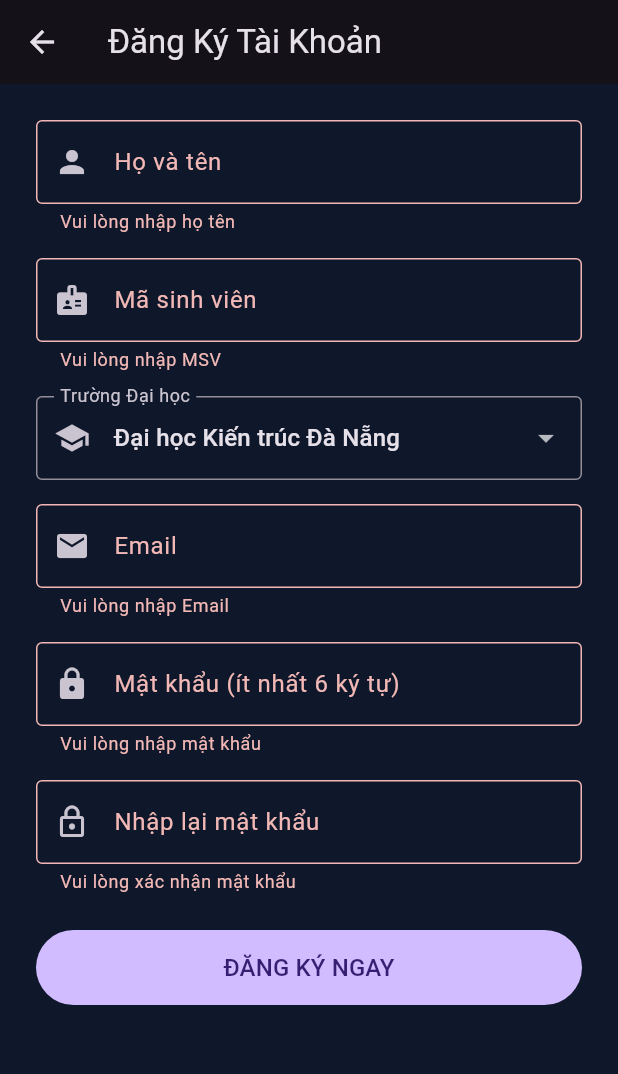
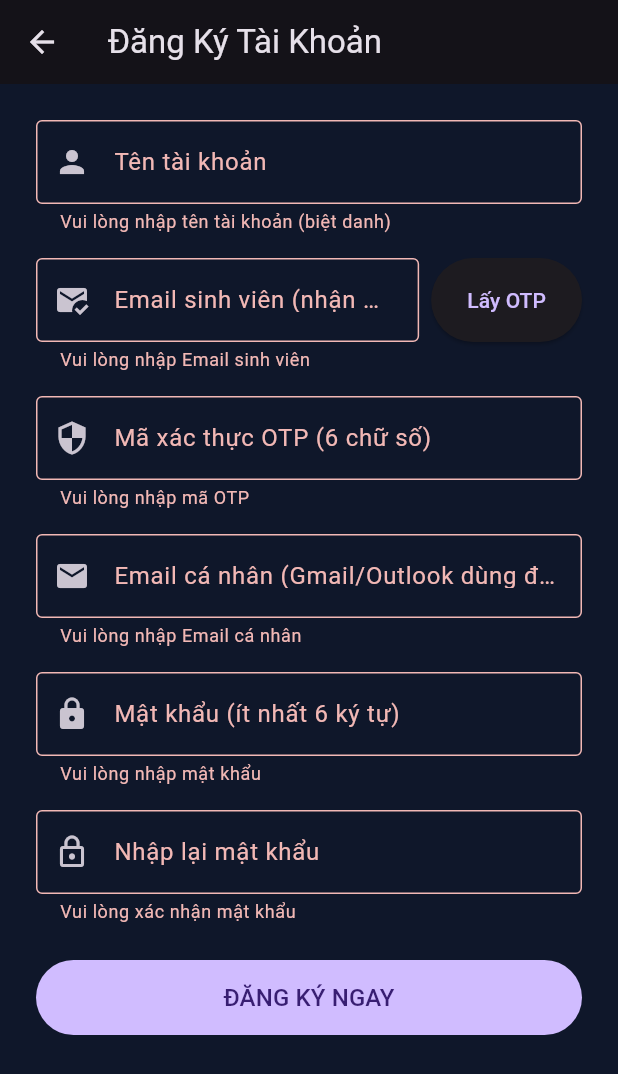
Before and after one commit to Narturn/24CT1-Tran_Hoang_Giao, a Flutter app: the RegisterView screen opened by its route, after a tap on "ĐĂNG KÝ NGAY", on a phone screen of 412 x 824 dp. Shown: the top 1074 px of the screen. Run offline on Flutter 3.47's test engine with Material 3 defaults, Android fonts, the phone set to English and light mode, and no system bars; our stand-ins replace cloud_firestore, firebase_auth, firebase_core; accounts and stored records are empty.

Commit message:
update register

```diff
--- a/lib/views/register_view.dart
+++ b/lib/views/register_view.dart
@@ -11,34 +11,96 @@ class RegisterView extends StatefulWidget {
 
 class _RegisterViewState extends State<RegisterView> {
   final _formKey = GlobalKey<FormState>();
+
   final _nameController = TextEditingController();
-  final _studentIdController = TextEditingController();
-  final _emailController = TextEditingController();
+  final _studentEmailController = TextEditingController(); // Email trường để nhận OTP
+  final _otpController = TextEditingController();           // Mã OTP
+  final _emailController = TextEditingController();        // Email cá nhân dùng đăng nhập
   final _passwordController = TextEditingController();
   final _confirmPasswordController = TextEditingController();
+
   final _authService = AuthService();
+
   bool _isLoading = false;
+  bool _isSendingOtp = false;
+  bool _otpSent = false;
 
-  String _selectedUniversity = 'Đại học Kiến trúc Đà Nẵng';
-  final List<String> _universities = [
-    'Đại học Kiến trúc Đà Nẵng',
-    'Đại học Bách Khoa - ĐHĐN',
-    'Đại học Kinh tế - ĐHĐN',
-    'Đại học Sư phạm Kỹ thuật - ĐHĐN',
-  ];
+  // Gán mặc định tên trường duy nhất
+  static const String _defaultUniversity = 'Đại học Kiến trúc Đà Nẵng';
 
+  // Hàm gửi OTP về Email Sinh Viên
+  Future<void> _handleSendOTP() async {
+    final studentEmail = _studentEmailController.text.trim();
+    if (studentEmail.isEmpty || !studentEmail.contains('@')) {
+      ScaffoldMessenger.of(context).showSnackBar(
+        const SnackBar(
+          content: Text('Vui lòng nhập Email sinh viên hợp lệ!'),
+          backgroundColor: Colors.orangeAccent,
+        ),
+      );
+      return;
+    }
+
+    setState(() => _isSendingOtp = true);
+
+    try {
+      await _authService.sendStudentVerificationOTP(
+        studentEmail: studentEmail,
+        personalEmail: _emailController.text.trim(),
+      );
+
+      if (mounted) {
+        setState(() => _otpSent = true);
+        ScaffoldMessenger.of(context).showSnackBar(
+          const SnackBar(
+            content: Text('🎉 Mã OTP đã được gửi đến Email sinh viên của bạn!'),
+            backgroundColor: Colors.green,
+          ),
+        );
+      }
+    } catch (e) {
+      if (mounted) {
+        ScaffoldMessenger.of(context).showSnackBar(
+          SnackBar(
+            content: Text('Lỗi gửi OTP: ${e.toString()}'),
+            backgroundColor: Colors.redAccent,
+          ),
+        );
+      }
+    } finally {
+      if (mounted) setState(() => _isSendingOtp = false);
+    }
+  }
+
+  // Hàm Đăng ký tài khoản
   Future<void> _handleRegister() async {
     if (!_formKey.currentState!.validate()) return;
+
+    if (!_otpSent) {
+      ScaffoldMessenger.of(context).showSnackBar(
+        const SnackBar(
+          content: Text('Vui lòng bấm lấy và nhập mã OTP xác thực trước!'),
+          backgroundColor: Colors.orangeAccent,
+        ),
+      );
+      return;
+    }
 
     setState(() => _isLoading = true);
 
     try {
-      await _authService.signUp(
-        email: _emailController.text.trim(),
+      final studentEmail = _studentEmailController.text.trim();
+      // Tự động cắt phần trước @ làm Mã sinh viên (VD: 2011001@dau.edu.vn -> 2011001)
+      final studentId = studentEmail.split('@').first;
+
+      await _authService.verifyOTPAndRegister(
+        personalEmail: _emailController.text.trim(),
         password: _passwordController.text.trim(),
+        studentEmail: studentEmail,
+        inputOTP: _otpController.text.trim(),
         name: _nameController.text.trim(),
-        studentId: _studentIdController.text.trim(),
-        university: _selectedUniversity,
+        studentId: studentId,
+        university: _defaultUniversity,
       );
 
       if (mounted) {
@@ -63,7 +125,8 @@ class _RegisterViewState extends State<RegisterView> {
   @override
   void dispose() {
     _nameController.dispose();
-    _studentIdController.dispose();
+    _studentEmailController.dispose();
+    _otpController.dispose();
     _emailController.dispose();
     _passwordController.dispose();
     _confirmPasswordController.dispose();
@@ -81,56 +144,90 @@ class _RegisterViewState extends State<RegisterView> {
           child: Column(
             crossAxisAlignment: CrossAxisAlignment.stretch,
             children: [
+              // 1. Họ và tên
               TextFormField(
                 controller: _nameController,
                 decoration: const InputDecoration(
-                  labelText: 'Họ và tên',
+                  labelText: 'Tên tài khoản',
                   prefixIcon: Icon(Icons.person),
                   border: OutlineInputBorder(),
                 ),
-                validator: (val) => val == null || val.isEmpty ? 'Vui lòng nhập họ tên' : null,
+                validator: (val) => val == null || val.isEmpty ? 'Vui lòng nhập tên tài khoản (biệt danh)' : null,
               ),
               const SizedBox(height: 16),
-              TextFormField(
-                controller: _studentIdController,
-                decoration: const InputDecoration(
-                  labelText: 'Mã sinh viên',
-                  prefixIcon: Icon(Icons.badge),
-                  border: OutlineInputBorder(),
-                ),
-                validator: (val) => val == null || val.isEmpty ? 'Vui lòng nhập MSV' : null,
+
+              // 2. Email Sinh Viên (Nhận OTP) + Nút Lấy mã
+              Row(
+                crossAxisAlignment: CrossAxisAlignment.start,
+                children: [
+                  Expanded(
+                    child: TextFormField(
+                      controller: _studentEmailController,
+                      keyboardType: TextInputType.emailAddress,
+                      decoration: const InputDecoration(
+                        labelText: 'Email sinh viên (nhận OTP)',
+                        hintText: 'VD: 2011001@dau.edu.vn',
+                        prefixIcon: Icon(Icons.mark_email_read),
+                        border: OutlineInputBorder(),
+                      ),
+                      validator: (val) {
+                        if (val == null || val.isEmpty) return 'Vui lòng nhập Email sinh viên';
+                        if (!val.contains('@')) return 'Email không hợp lệ';
+                        return null;
+                      },
+                    ),
+                  ),
+                  const SizedBox(width: 8),
+                  SizedBox(
+                    height: 56,
+                    child: ElevatedButton(
+                      onPressed: _isSendingOtp ? null : _handleSendOTP,
+                      child: _isSendingOtp
+                          ? const SizedBox(
+                              width: 20,
+                              height: 20,
+                              child: CircularProgressIndicator(strokeWidth: 2),
+                            )
+                          : Text(_otpSent ? 'Gửi lại' : 'Lấy OTP'),
+                    ),
+                  ),
+                ],
               ),
               const SizedBox(height: 16),
-              DropdownButtonFormField<String>(
-                initialValue: _selectedUniversity,
-                decoration: const InputDecoration(
-                  labelText: 'Trường Đại học',
-                  prefixIcon: Icon(Icons.school),
-                  border: OutlineInputBorder(),
+
+              // 3. Ô Nhập Mã OTP
+              TextFormField(
+                controller: _otpController,
+                keyboardType: TextInputType.number,
+                decoration: InputDecoration(
+                  labelText: 'Mã xác thực OTP (6 chữ số)',
+                  prefixIcon: const Icon(Icons.security),
+                  border: const OutlineInputBorder(),
+                  helperText: _otpSent ? 'Mã OTP đã gửi về Email sinh viên của bạn' : null,
+                  helperStyle: const TextStyle(color: Colors.green),
                 ),
-                items: _universities.map((uni) {
-                  return DropdownMenuItem(value: uni, child: Text(uni));
-                }).toList(),
-                onChanged: (val) {
-                  if (val != null) setState(() => _selectedUniversity = val);
-                },
+                validator: (val) => val == null || val.isEmpty ? 'Vui lòng nhập mã OTP' : null,
               ),
               const SizedBox(height: 16),
+
+              // 4. Email cá nhân (Dùng đăng nhập chính & khôi phục)
               TextFormField(
                 controller: _emailController,
                 keyboardType: TextInputType.emailAddress,
                 decoration: const InputDecoration(
-                  labelText: 'Email',
+                  labelText: 'Email cá nhân (Gmail/Outlook dùng đăng nhập)',
                   prefixIcon: Icon(Icons.email),
                   border: OutlineInputBorder(),
                 ),
                 validator: (val) {
-                  if (val == null || val.isEmpty) return 'Vui lòng nhập Email';
+                  if (val == null || val.isEmpty) return 'Vui lòng nhập Email cá nhân';
                   if (!val.contains('@')) return 'Email không hợp lệ';
                   return null;
                 },
               ),
               const SizedBox(height: 16),
+
+              // 5. Mật khẩu
               TextFormField(
                 controller: _passwordController,
                 obscureText: true,
@@ -147,6 +244,7 @@ class _RegisterViewState extends State<RegisterView> {
               ),
               const SizedBox(height: 16),
 
+              // 6. Nhập lại Mật khẩu
               TextFormField(
                 controller: _confirmPasswordController,
                 obscureText: true,
@@ -161,8 +259,9 @@ class _RegisterViewState extends State<RegisterView> {
                   return null;
                 },
               ),
+              const SizedBox(height: 24),
 
-              const SizedBox(height: 24),
+              // Nút Đăng ký
               SizedBox(
                 height: 50,
                 child: FilledButton(
```
